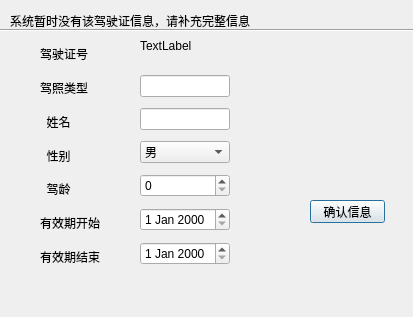
Qt form inputlicense.ui (TommyLee96/car-rent) before a commit.
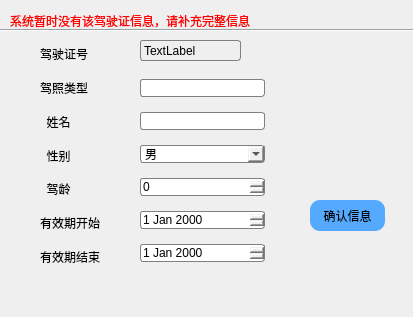
The same form after that commit.

```diff
--- a/inputlicense.ui
+++ b/inputlicense.ui
@@ -22,6 +22,10 @@
      <height>41</height>
     </rect>
    </property>
+   <property name="styleSheet">
+    <string notr="true">color: qconicalgradient(cx:0.5, cy:0.5, angle:0, stop:0 rgba(255, 255, 255, 255), stop:0.373979 rgba(255, 255, 255, 255), stop:0.373991 rgba(33, 30, 255, 255), stop:0.624018 rgba(33, 30, 255, 255), stop:0.624043 rgba(255, 0, 0, 255), stop:1 rgba(255, 0, 0, 255));
+font: 75 14pt &quot;Arial&quot;;</string>
+   </property>
    <property name="text">
     <string>系统暂时没有该驾驶证信息，请补充完整信息</string>
    </property>
@@ -31,13 +35,17 @@
     <rect>
      <x>40</x>
      <y>40</y>
-     <width>62</width>
+     <width>82</width>
      <height>231</height>
     </rect>
    </property>
    <layout class="QVBoxLayout" name="verticalLayout">
     <item>
      <widget class="QLabel" name="label_4">
+      <property name="styleSheet">
+       <string notr="true">font: 12pt &quot;Arial&quot;;
+ </string>
+      </property>
       <property name="text">
        <string>驾驶证号</string>
       </property>
@@ -45,6 +53,10 @@
     </item>
     <item>
      <widget class="QLabel" name="label_6">
+      <property name="styleSheet">
+       <string notr="true">font: 12pt &quot;Arial&quot;;
+ </string>
+      </property>
       <property name="text">
        <string>驾照类型</string>
       </property>
@@ -52,6 +64,10 @@
     </item>
     <item>
      <widget class="QLabel" name="label_5">
+      <property name="styleSheet">
+       <string notr="true">font: 12pt &quot;Arial&quot;;
+ </string>
+      </property>
       <property name="text">
        <string>  姓名</string>
       </property>
@@ -59,6 +75,10 @@
     </item>
     <item>
      <widget class="QLabel" name="label_3">
+      <property name="styleSheet">
+       <string notr="true">font: 12pt &quot;Arial&quot;;
+ </string>
+      </property>
       <property name="text">
        <string>  性别</string>
       </property>
@@ -66,6 +86,10 @@
     </item>
     <item>
      <widget class="QLabel" name="label_7">
+      <property name="styleSheet">
+       <string notr="true">font: 12pt &quot;Arial&quot;;
+ </string>
+      </property>
       <property name="text">
        <string>  驾龄</string>
       </property>
@@ -73,6 +97,10 @@
     </item>
     <item>
      <widget class="QLabel" name="label_8">
+      <property name="styleSheet">
+       <string notr="true">font: 12pt &quot;Arial&quot;;
+ </string>
+      </property>
       <property name="text">
        <string>有效期开始</string>
       </property>
@@ -80,6 +108,10 @@
     </item>
     <item>
      <widget class="QLabel" name="label_9">
+      <property name="styleSheet">
+       <string notr="true">font: 12pt &quot;Arial&quot;;
+ </string>
+      </property>
       <property name="text">
        <string>有效期结束</string>
       </property>
@@ -93,9 +125,18 @@
      <x>310</x>
      <y>200</y>
      <width>75</width>
-     <height>23</height>
+     <height>31</height>
     </rect>
    </property>
+   <property name="styleSheet">
+    <string notr="true"> border-style:solid;  
+       background: transparent;  
+       background-color: rgb(85, 170, 255); 
+         font: 12pt &quot;微软雅黑&quot;;
+        
+        border-radius: 10px;  
+</string>
+   </property>
    <property name="text">
     <string>确认信息</string>
    </property>
@@ -105,19 +146,39 @@
     <rect>
      <x>140</x>
      <y>70</y>
-     <width>90</width>
+     <width>125</width>
      <height>201</height>
     </rect>
    </property>
    <layout class="QVBoxLayout" name="verticalLayout_2">
     <item>
-     <widget class="QLineEdit" name="lineEdit"/>
+     <widget class="QLineEdit" name="lineEdit">
+      <property name="styleSheet">
+       <string notr="true">border: 1px solid gray;
+font: 14pt &quot;Arial&quot;;
+border-radius: 3px;
+</string>
+      </property>
+     </widget>
     </item>
     <item>
-     <widget class="QLineEdit" name="lineEdit_2"/>
+     <widget class="QLineEdit" name="lineEdit_2">
+      <property name="styleSheet">
+       <string notr="true">border: 1px solid gray;
+font: 14pt &quot;Arial&quot;;
+border-radius: 3px;
+</string>
+      </property>
+     </widget>
     </item>
     <item>
      <widget class="QComboBox" name="comboBox">
+      <property name="styleSheet">
+       <string notr="true">border: 1px solid gray;
+font: 14pt &quot;Arial&quot;;
+border-radius: 3px;
+</string>
+      </property>
       <item>
        <property name="text">
         <string>男</string>
@@ -131,13 +192,34 @@
      </widget>
     </item>
     <item>
-     <widget class="QSpinBox" name="spinBox"/>
+     <widget class="QSpinBox" name="spinBox">
+      <property name="styleSheet">
+       <string notr="true">border: 1px solid gray;
+font: 14pt &quot;Arial&quot;;
+border-radius: 3px;
+</string>
+      </property>
+     </widget>
     </item>
     <item>
-     <widget class="QDateEdit" name="dateEdit"/>
+     <widget class="QDateEdit" name="dateEdit">
+      <property name="styleSheet">
+       <string notr="true">border: 1px solid gray;
+font: 14pt &quot;Arial&quot;;
+border-radius: 3px;
+</string>
+      </property>
+     </widget>
     </item>
     <item>
-     <widget class="QDateEdit" name="dateEdit_2"/>
+     <widget class="QDateEdit" name="dateEdit_2">
+      <property name="styleSheet">
+       <string notr="true">border: 1px solid gray;
+font: 14pt &quot;Arial&quot;;
+border-radius: 3px;
+</string>
+      </property>
+     </widget>
     </item>
    </layout>
   </widget>
@@ -145,11 +227,17 @@
    <property name="geometry">
     <rect>
      <x>140</x>
-     <y>30</y>
-     <width>81</width>
-     <height>31</height>
+     <y>40</y>
+     <width>101</width>
+     <height>21</height>
     </rect>
    </property>
+   <property name="styleSheet">
+    <string notr="true">border: 1px solid gray;
+font: 14pt &quot;Arial&quot;;
+border-radius: 3px;
+</string>
+   </property>
    <property name="text">
     <string>TextLabel</string>
    </property>
```
